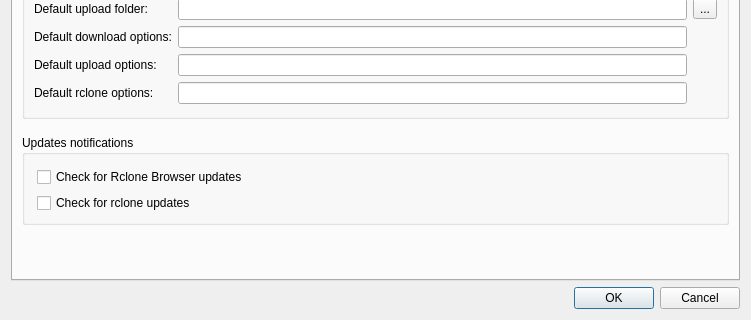
Qt form src/preferences_dialog.ui (Jackpison/RcloneBrowser) before a commit; both pictures show x 0 to 751 and y 217 to 537 of the 751 by 537 pixel window.
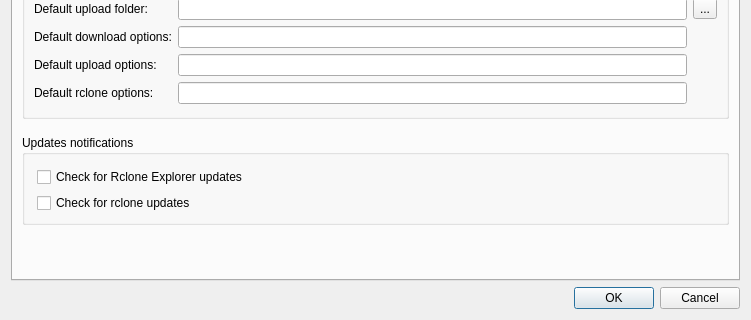
The same form after that commit.

Commit message:
Rclone Explorer 5.0.0 (formerly Rclone Browser)
- new name: app, downloads, program names, docs, website and PDF guide
- settings carry over: internal settings name unchanged; a portable
  RcloneBrowser.ini next to the exe is migrated to RcloneExplorer.ini
- fix: site/sitemap.xml was empty since 4.0.0
- fix: some dialog titles showed the internal name 'rclone-browser'
- credits to the original Rclone Browser authors unchanged

The edit to the form file:
```diff
--- a/src/preferences_dialog.ui
+++ b/src/preferences_dialog.ui
@@ -303,7 +303,7 @@
              <string>&lt;html&gt;&lt;head/&gt;&lt;body&gt;&lt;p&gt;check daily for Rclone Browser availability&lt;/p&gt;&lt;/body&gt;&lt;/html&gt;</string>
             </property>
             <property name="text">
-             <string>Check for Rclone Browser updates</string>
+             <string>Check for Rclone Explorer updates</string>
             </property>
            </widget>
           </item>
```
Left out of the diff: 4 changed lines with no effect on the pictures. The commit also changes 34 other files.
